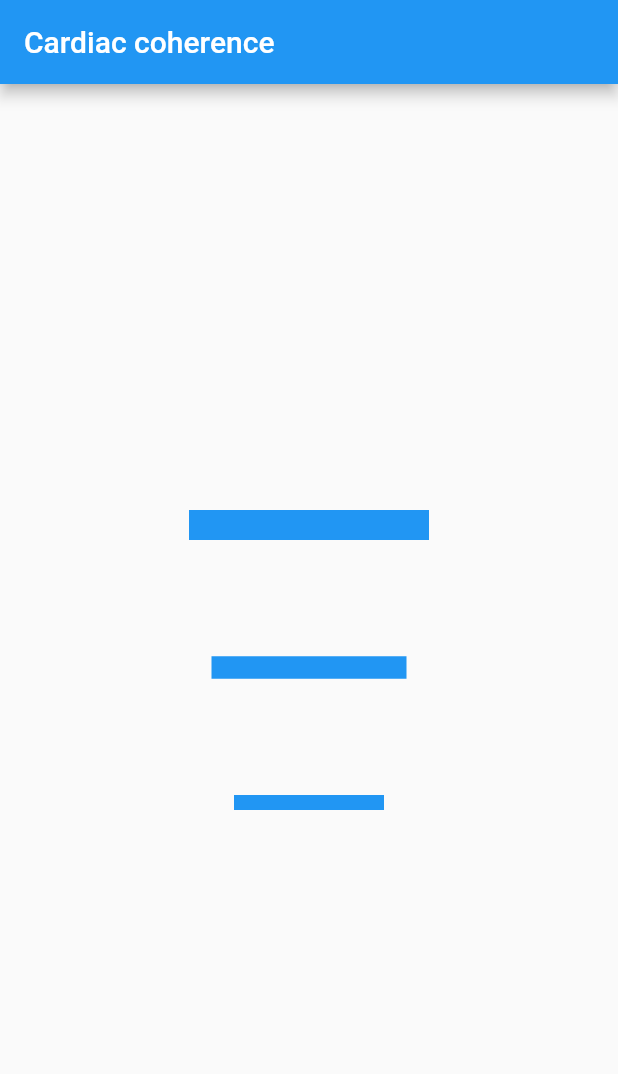
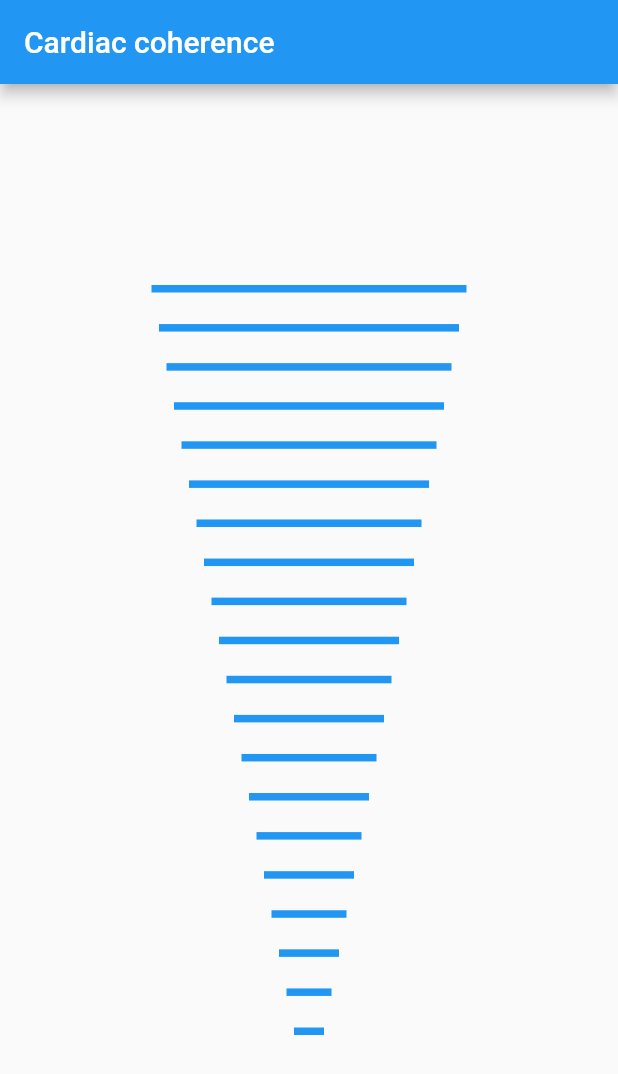
Before and after one commit to charlotteisambert/cardiac_coherence, a Flutter app: the screen it shows after launch, on a phone screen of 412 x 824 dp. Shown: the top 1074 px of the screen. Run offline on Flutter 3.47's test engine with Material 2 defaults, Android fonts, the phone set to English and light mode, and no system bars.

Commit message:
(HorizontalBars): make number of bars and width automatic

```diff
--- a/lib/components/horizontal_bars/horizontal_bars.dart
+++ b/lib/components/horizontal_bars/horizontal_bars.dart
@@ -1,5 +1,16 @@
 import 'package:cardiac_coherence/components/horizontal_bar/horizontal_bar.dart';
 import 'package:flutter/material.dart';
+
+const NUMBER_OF_BARS = 20;
+const MINIMUM_BAR_HEIGHT = 5.0;
+const MINIMUM_BAR_WIDTH = 10.0;
+
+var horizontalBarsList = new List<HorizontalBar>.generate(
+    NUMBER_OF_BARS,
+    (int index) => HorizontalBar(
+        height: MINIMUM_BAR_HEIGHT,
+        width:
+            MINIMUM_BAR_WIDTH + MINIMUM_BAR_WIDTH * (NUMBER_OF_BARS - index)));
 
 class HorizontalBars extends StatelessWidget {
   const HorizontalBars({Key? key}) : super(key: key);
@@ -7,15 +18,11 @@ class HorizontalBars extends StatelessWidget {
   @override
   Widget build(BuildContext context) {
     return Container(
-        height: 200,
+        height: 500,
         padding: const EdgeInsets.symmetric(horizontal: 8.0),
         child: Center(
             child: Column(
                 mainAxisAlignment: MainAxisAlignment.spaceBetween,
-                children: <Widget>[
-              HorizontalBar(height: 20.0, width: 160.0),
-              HorizontalBar(height: 15.0, width: 130.0),
-              HorizontalBar(height: 10.0, width: 100.0),
-            ])));
+                children: <Widget>[...horizontalBarsList])));
   }
 }
```
